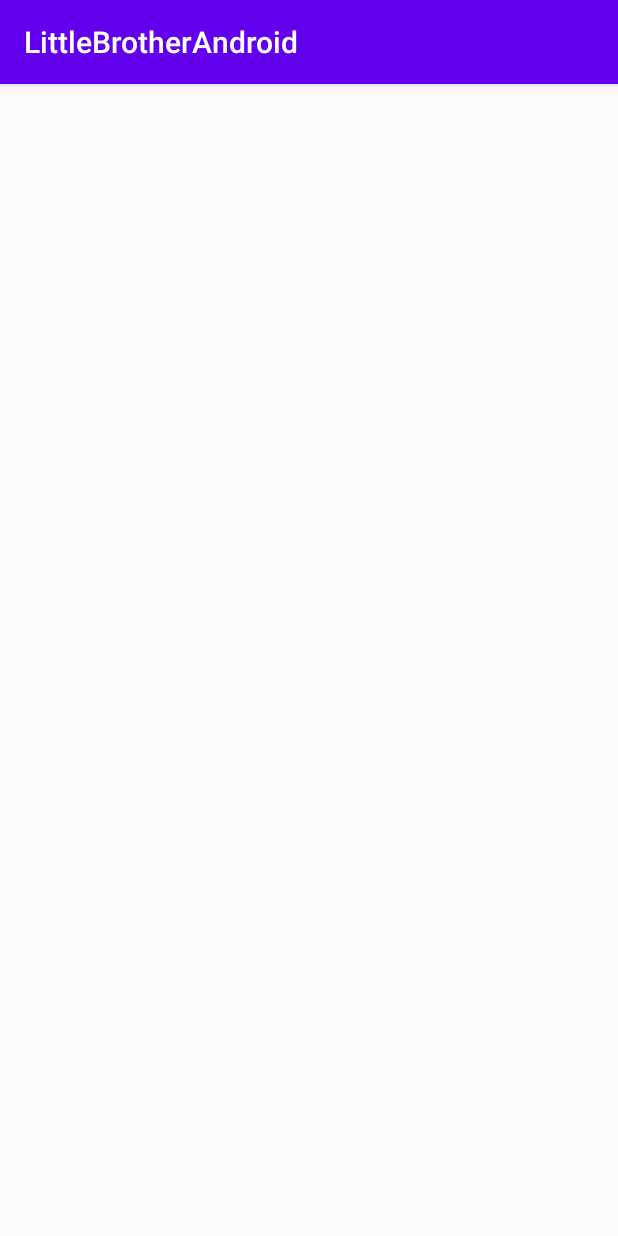
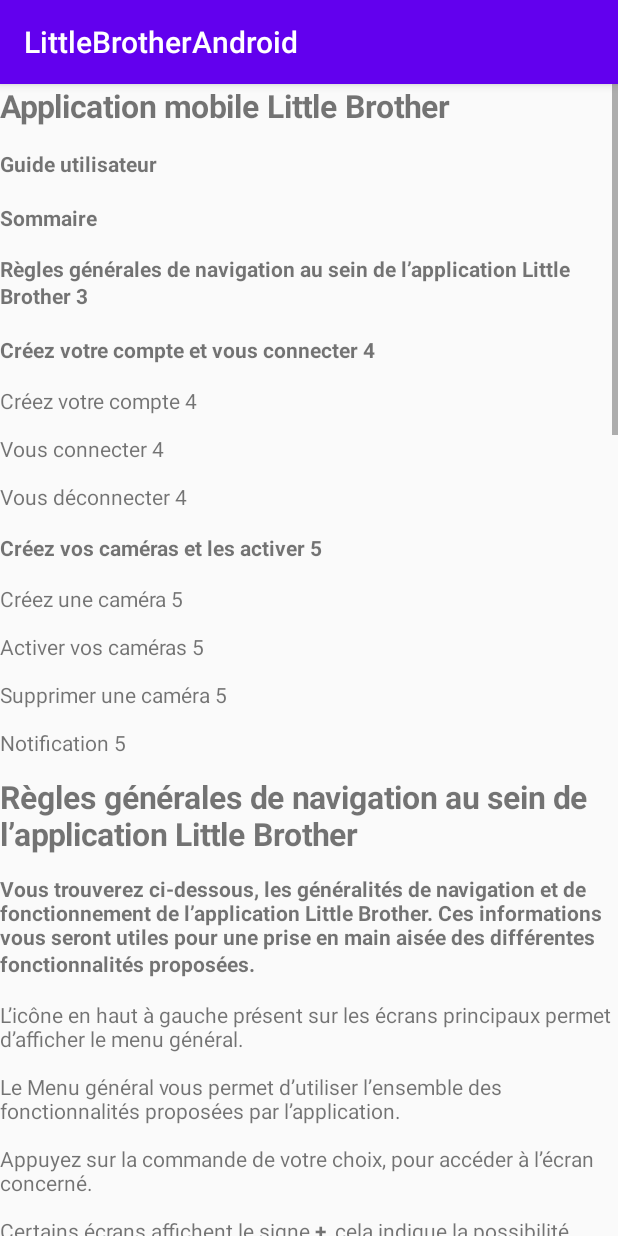
Before and after one commit to eskam/little-brother-android, an Android app: the fragment UserDocFragment shown on its own in the app's theme, on a phone screen of 412 x 824 dp. Run offline under Robolectric (Android 15) with nearby library versions, the light colour scheme and no system bars.

Commit message:
Ajout fragment User doc dans le menu principale, user doc retirer du menu a droite

```diff
--- a/app/src/main/java/com/example/littlebrotherandroid/ProximityReceiver.java
+++ b/app/src/main/java/com/example/littlebrotherandroid/ProximityReceiver.java
@@ -6,14 +6,20 @@
 import android.location.LocationManager;
 import android.util.Log;
 
+import androidx.annotation.NonNull;
+
+import com.example.littlebrotherandroid.model.CameraModel;
 import com.example.littlebrotherandroid.rest.Rest;
 
+import java.io.IOException;
 import java.util.HashSet;
 
 import okhttp3.MediaType;
 import okhttp3.RequestBody;
 import okhttp3.ResponseBody;
 import retrofit2.Call;
+import retrofit2.Callback;
+import retrofit2.Response;
 
 
 public class ProximityReceiver extends BroadcastReceiver {
--- a/app/src/main/java/com/example/littlebrotherandroid/ui/addcamera/AddCameraFragment.java
+++ b/app/src/main/java/com/example/littlebrotherandroid/ui/addcamera/AddCameraFragment.java
@@ -237,7 +237,7 @@
         // Button zoom
         googleMap.getUiSettings().setZoomControlsEnabled(true);
         // localisation du mobile
-        //googleMap.setMyLocationEnabled(true);
+         //googleMap.setMyLocationEnabled(true);
         googleMap.getUiSettings().setMapToolbarEnabled(true);
 
         // Marker
--- a/app/src/main/java/com/example/littlebrotherandroid/ui/userDoc/UserDocFragment.java
+++ b/app/src/main/java/com/example/littlebrotherandroid/ui/userDoc/UserDocFragment.java
@@ -1,5 +1,6 @@
 package com.example.littlebrotherandroid.ui.userDoc;
 
+import androidx.core.text.HtmlCompat;
 import androidx.lifecycle.ViewModelProviders;
 
 import android.os.Bundle;
@@ -7,10 +8,15 @@
 import androidx.annotation.NonNull;
 import androidx.annotation.Nullable;
 import androidx.fragment.app.Fragment;
+import androidx.recyclerview.widget.RecyclerView;
 
+import android.text.Html;
+import android.text.Spanned;
+import android.text.method.LinkMovementMethod;
 import android.view.LayoutInflater;
 import android.view.View;
 import android.view.ViewGroup;
+import android.widget.TextView;
 
 import com.example.littlebrotherandroid.R;
 import com.example.littlebrotherandroid.ui.bigBrothers.BigBrothersViewModel;
@@ -18,10 +24,6 @@
 public class UserDocFragment extends Fragment {
 
     private UserDocViewModel userDocViewModel;
-
-    public static UserDocFragment newInstance() {
-        return new UserDocFragment();
-    }
 
     @Override
     public View onCreateView(@NonNull LayoutInflater inflater, @Nullable ViewGroup container,
@@ -31,6 +33,9 @@
                 ViewModelProviders.of(this).get(UserDocViewModel.class);
         View root = inflater.inflate(R.layout.user_doc_fragment, container, false);
 
+        TextView userDoc = (TextView) root.findViewById(R.id.userDoc);
+        userDoc.setText(Html.fromHtml(getString(R.string.html)));
+
         return root;
     }
 
--- a/app/src/main/res/layout/user_doc_fragment.xml
+++ b/app/src/main/res/layout/user_doc_fragment.xml
@@ -6,12 +6,18 @@
     android:layout_height="match_parent"
     tools:context=".ui.userDoc.UserDocFragment">
 
+    <ScrollView
+        android:id="@+id/recycler_v"
+        android:layout_width="match_parent"
+        android:layout_height="match_parent">
+        <TextView
+            android:id="@+id/userDoc"
+            android:layout_width="match_parent"
+            android:layout_height="match_parent"
+            android:text="" />
+    </ScrollView>
 
-    <TextView
-        android:id="@+id/userDoc"
-        android:layout_width="match_parent"
-        android:layout_height="match_parent"
-        android:text="" />
+
 
 
 </androidx.constraintlayout.widget.ConstraintLayout>
--- a/app/src/main/res/menu/main.xml
+++ b/app/src/main/res/menu/main.xml
@@ -6,9 +6,4 @@
         android:orderInCategory="100"
         android:title="@string/action_settings"
         app:showAsAction="never" />
-    <item
-        android:id="@+id/action_user_doc"
-        android:orderInCategory="100"
-        android:title="@string/action_user_doc"
-        app:showAsAction="never" />
 </menu>
--- /dev/null
+++ b/app/src/main/res/values/string_html.xml
@@ -0,0 +1,63 @@
+<?xml version="1.0" encoding="utf-8"?>
+<resources>
+
+    <string name="html"><![CDATA[<div class="stackedit__html"><h1 id="application-mobile-little-brother">Application mobile Little Brother</h1>
+<p><strong>Guide utilisateur</strong></p>
+<p><strong>Sommaire</strong></p>
+<p><strong>Règles générales de navigation au sein de l’application Little Brother  3</strong></p>
+<p><strong>Créez votre compte et vous connecter  4</strong></p>
+<p>Créez votre compte  4</p>
+<p>Vous connecter  4</p>
+<p>Vous déconnecter  4</p>
+<p><strong>Créez vos caméras et les activer  5</a></strong></p>
+<p>Créez une caméra  5</p>
+<p>Activer vos caméras  5</p>
+<p>Supprimer une caméra  5</p>
+<p>Notification  5</p>
+<h1 id="règles-générales-de-navigation-au-sein-de-l’application-little-brother">Règles générales de navigation au sein de l’application Little Brother</h1>
+<p><strong>Vous trouverez ci-dessous, les généralités de navigation et de fonctionnement de l’application Little Brother. Ces informations vous seront utiles pour une prise en main aisée des différentes fonctionnalités proposées.</strong></p>
+<p>L’icône en haut à gauche présent sur les écrans principaux permet d’afficher le menu général.</p>
+<p>Le Menu général vous permet d’utiliser l’ensemble des fonctionnalités proposées par l’application.</p>
+<p>Appuyez sur la commande de votre choix, pour accéder à l’écran concerné.</p>
+<p>Certains écrans affichent le signe <strong>+</strong>, cela indique la possibilité d’ajout (modèle de surveillance). Appuyez sur ce symbole pour démarrer toute nouvelle demande.</p>
+<p>La flèche tourné vers la gauche, <strong>&lt;—</strong> permet de revenir à l’écran précédent.</p>
+<h1 id="gérer-votre-compte">Gérer votre compte</h1>
+<h2 id="créez-votre-compte">Créez votre compte</h2>
+<p>Lors de la première utilisation de l’application, la création d’un compte utilisateur est obligatoire.</p>
+<p>① Appuyez sur le lien « create account » de l’écran d’accueil.</p>
+<p>② Indiquez votre email et le mot de passe souhaité, via l’écran Inscription.</p>
+<p>③ Appuyez enfin sur le bouton « SIGN UP » situé en dessous.</p>
+<p>Remarque :</p>
+<p>Votre compte est ensuite créé directement, vous pouvez donc vous connecter directement.</p>
+<h2 id="vous-connecter">Vous connecter</h2>
+<p>Une fois, l’inscription réalisée, vous serez automatiquement connectée à l’application. Cependant il faudra pour la suite vous reconnecter.</p>
+<p>① Appuyez sur le lien « already registered » de l’écran d’accueil.</p>
+<p>② Indiquez votre email et le mot de passe via l’écran afficher.</p>
+<p>③ Appuyez ensuite sur le bouton « connexion » situé en dessous.</p>
+<p>Remarque :</p>
+<p>Vous serez connecté automatiquement tant que vous ne vous déconnectez pas de l’application.</p>
+<h2 id="vous-déconnecter">Vous déconnecter</h2>
+<p>Lorsque que vous êtes connectés à l’application afin de pouvoir vous déconnecter, il vous suffit :</p>
+<p>① d’allez dans le menu en haut à gauche</p>
+<p>② cliquer sur « Log Out «</p>
+<h1 id="créez-vos-caméras-et-les-activer">Créez vos caméras et les activer</h1>
+<h2 id="créez-une-caméra">Créez une caméra</h2>
+<p>Après votre inscription vous pouvez dès à présent créer vos caméras afin de suivre ou être suivi par vos proche (les personnes doivent être inscrite ??).</p>
+<p>① Plusieurs possibilité, utilisez la commande « Ajouter une caméra » du menu général, vous pouvez aussi utilisé les + situé dans les pages Littles Brother et Big Brother.</p>
+<p>② Indiquer un nom à votre caméra</p>
+<p>③ Sélectionner l’adresse mail de l’autre personne.</p>
+<p>④ Vous pouvez maintenant rechercher l’adresse pour votre zone</p>
+<p>⑤ Si la position du marqueur ne vous convient pas, il vous ai tout à fait possible de le déplacer en restant appuyer dessus.</p>
+<p>⑥ Une fois toutes les informations compléter vous pouvez appuyer sur le bouton « ajouter une caméra »</p>
+<h2 id="activer-vos-caméras">Activer vos caméras</h2>
+<p>Vous pourrez retrouver dans Little Brother du menu général les différentes caméra mise en place pour vous.</p>
+<p>① Vous avez maintenant la possibilité d’accepter ou bien de refuser les caméras, une fois celle-ci accepter seul un bouton supprimer restera.</p>
+<p>② Grâce à la carte situé à droite vous aurez la possibilité de vérifier la zone concerné par la caméra.</p>
+<h2 id="supprimer-une-caméra">Supprimer une caméra</h2>
+<p>Vous avez la possibilité de supprimer une caméra après avoir accepter celle-ci et pour cela il vous suffit simplement de cliquer sur la croix qui concerne la caméra à supprimer.</p>
+<h2 id="notification">Notification</h2>
+<p>Lorsque vous accepter une caméra en tant que Little Brother vous allez donc recevoir des notifications d’entrée et sortie de zone, la zone correspondant à l’adresse indiqué dans la caméra ainsi qu’à un rayon de 30 mètres qui dès qu’il ait franchi envoie une notification.</p>
+</div>
+]]></string>
+
+</resources>
--- a/app/src/main/res/values/strings.xml
+++ b/app/src/main/res/values/strings.xml
@@ -30,5 +30,4 @@
     <string name="cle_api">AIzaSyBqr3PwJjBRDcnsf0HmhaAfWaBlFtL2EEg</string>
     <string name="channel_name">main_channel</string>
     <string name="channel_description">channel for alert of people getting in zone</string>
-
 </resources>
```
